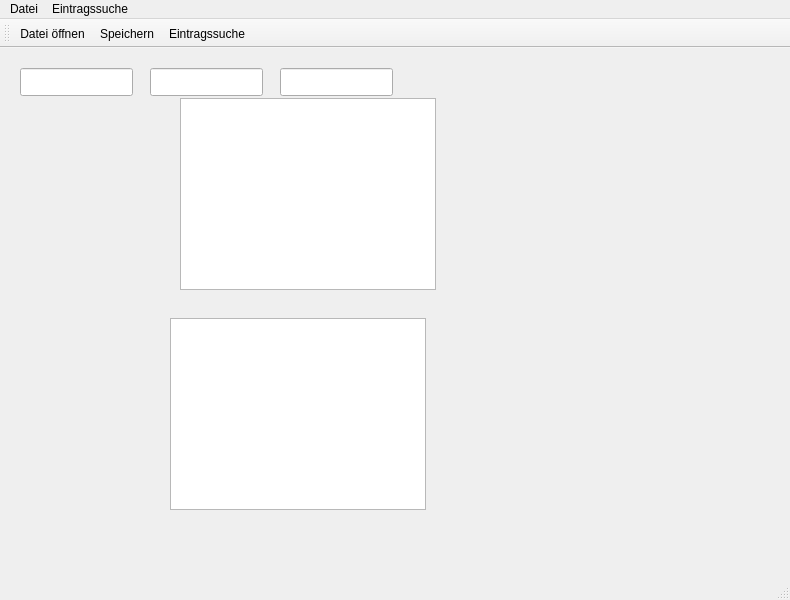
Above: travelagencyui.ui from Virsoh/Praktikum-3-Booking before the change. Below: the same form after it.
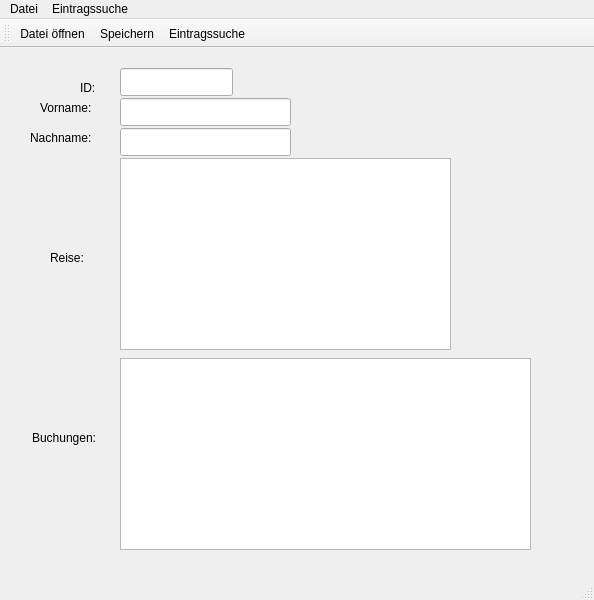
That is the form after the change. Icons and pictures are not drawn.

```diff
--- a/travelagencyui.ui
+++ b/travelagencyui.ui
@@ -6,7 +6,7 @@
    <rect>
     <x>0</x>
     <y>0</y>
-    <width>790</width>
+    <width>594</width>
     <height>600</height>
    </rect>
   </property>
@@ -17,9 +17,9 @@
    <widget class="QTableWidget" name="customerTable">
     <property name="geometry">
      <rect>
-      <x>180</x>
-      <y>50</y>
-      <width>256</width>
+      <x>120</x>
+      <y>310</y>
+      <width>411</width>
       <height>192</height>
      </rect>
     </property>
@@ -27,9 +27,9 @@
    <widget class="QTableWidget" name="reiseTable">
     <property name="geometry">
      <rect>
-      <x>170</x>
-      <y>270</y>
-      <width>256</width>
+      <x>120</x>
+      <y>110</y>
+      <width>331</width>
       <height>192</height>
      </rect>
     </property>
@@ -37,7 +37,7 @@
    <widget class="QLineEdit" name="lineEditCustomerId">
     <property name="geometry">
      <rect>
-      <x>20</x>
+      <x>120</x>
       <y>20</y>
       <width>113</width>
       <height>28</height>
@@ -47,9 +47,9 @@
    <widget class="QLineEdit" name="lineEditFirstName">
     <property name="geometry">
      <rect>
-      <x>150</x>
-      <y>20</y>
-      <width>113</width>
+      <x>120</x>
+      <y>50</y>
+      <width>171</width>
       <height>28</height>
      </rect>
     </property>
@@ -57,13 +57,78 @@
    <widget class="QLineEdit" name="lineEditLastName">
     <property name="geometry">
      <rect>
-      <x>280</x>
-      <y>20</y>
-      <width>113</width>
+      <x>120</x>
+      <y>80</y>
+      <width>171</width>
       <height>28</height>
      </rect>
     </property>
    </widget>
+   <widget class="QLabel" name="label">
+    <property name="geometry">
+     <rect>
+      <x>80</x>
+      <y>30</y>
+      <width>63</width>
+      <height>20</height>
+     </rect>
+    </property>
+    <property name="text">
+     <string>ID:</string>
+    </property>
+   </widget>
+   <widget class="QLabel" name="label_2">
+    <property name="geometry">
+     <rect>
+      <x>40</x>
+      <y>50</y>
+      <width>63</width>
+      <height>20</height>
+     </rect>
+    </property>
+    <property name="text">
+     <string>Vorname:</string>
+    </property>
+   </widget>
+   <widget class="QLabel" name="label_3">
+    <property name="geometry">
+     <rect>
+      <x>30</x>
+      <y>80</y>
+      <width>81</width>
+      <height>20</height>
+     </rect>
+    </property>
+    <property name="text">
+     <string>Nachname:</string>
+    </property>
+   </widget>
+   <widget class="QLabel" name="label_4">
+    <property name="geometry">
+     <rect>
+      <x>50</x>
+      <y>200</y>
+      <width>63</width>
+      <height>20</height>
+     </rect>
+    </property>
+    <property name="text">
+     <string>Reise:</string>
+    </property>
+   </widget>
+   <widget class="QLabel" name="label_5">
+    <property name="geometry">
+     <rect>
+      <x>32</x>
+      <y>380</y>
+      <width>81</width>
+      <height>20</height>
+     </rect>
+    </property>
+    <property name="text">
+     <string>Buchungen:</string>
+    </property>
+   </widget>
   </widget>
   <widget class="QStatusBar" name="statusbar"/>
   <widget class="QMenuBar" name="menuBar">
@@ -71,7 +136,7 @@
     <rect>
      <x>0</x>
      <y>0</y>
-     <width>790</width>
+     <width>594</width>
      <height>25</height>
     </rect>
    </property>
```
Left out of the diff: 2 changed lines with no effect on the pictures.
